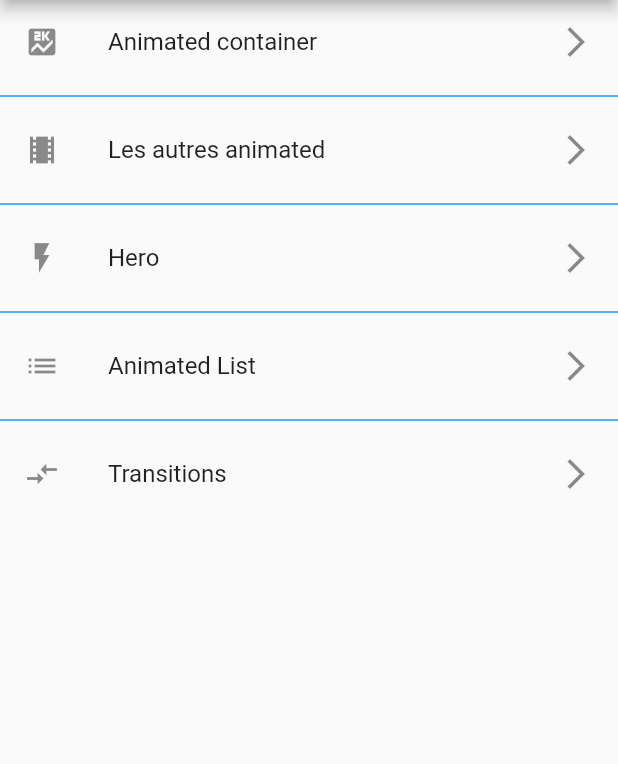
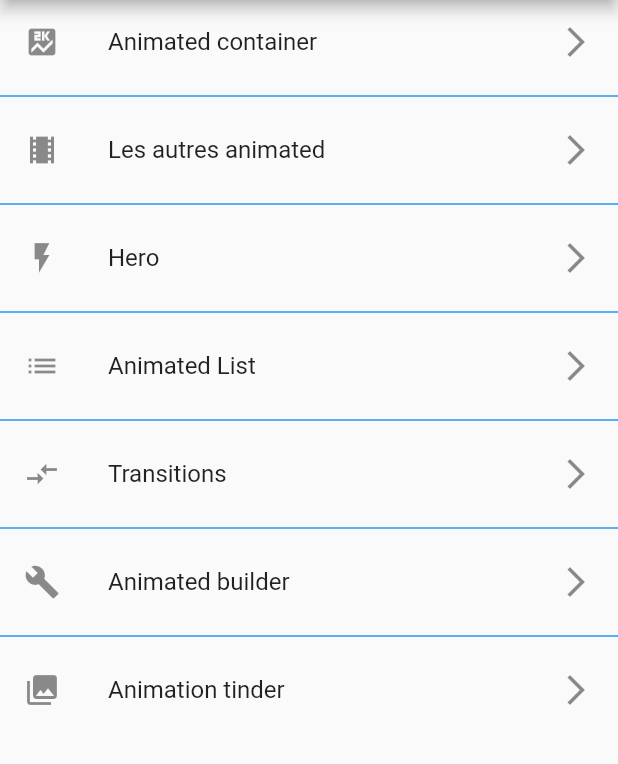
Before and after one commit to ramoRJ96/flutter_animations, a Flutter app: the screen it shows after launch, on a phone screen of 412 x 824 dp, the part 84-848 px from its top. Run offline on Flutter 3.47's test engine with Material 2 defaults, Android fonts, the phone set to English and light mode, and no system bars.

Commit message:
add tinder animation

```diff
--- a/lib/models/data.dart
+++ b/lib/models/data.dart
@@ -22,18 +22,30 @@ class Data {
     GreekCity(
       name: 'Athenes',
       image: greekCity1,
-      description: 'Athènes, capitale actuelle de la Grèce'),
+      description: 'Lorem ipsum dolor sit amet consectetur adipisicing elit. Maxime mollitia,'
+'molestiae quas vel sint commodi repudiandae consequuntur voluptatum laborum'
+'numquam blanditiis harum quisquam eius sed odit fugiat iusto fuga praesentium'
+'optio, eaque rerum! Provident similique accusantium nemo autem. Veritatis'),
     GreekCity(
       name: 'Santorin',
       image: greekCity2,
-      description: 'Santorin, capitale actuelle de la Grèce'),
+      description: 'Lorem ipsum dolor sit amet consectetur adipisicing elit. Maxime mollitia,'
+'molestiae quas vel sint commodi repudiandae consequuntur voluptatum laborum'
+'numquam blanditiis harum quisquam eius sed odit fugiat iusto fuga praesentium'
+'optio, eaque rerum! Provident similique accusantium nemo autem. Veritatis'),
     GreekCity(
       name: 'Meteores',
       image: greekCity3,
-      description: 'Meteores, capitale actuelle de la Grèce'),
+      description: 'Lorem ipsum dolor sit amet consectetur adipisicing elit. Maxime mollitia,'
+'molestiae quas vel sint commodi repudiandae consequuntur voluptatum laborum'
+'numquam blanditiis harum quisquam eius sed odit fugiat iusto fuga praesentium'
+'optio, eaque rerum! Provident similique accusantium nemo autem. Veritatis'),
     GreekCity(
       name: 'Sounion',
       image: greekCity4,
-      description: 'Athènes, capitale actuelle de la Grèce'),
+      description: 'Lorem ipsum dolor sit amet consectetur adipisicing elit. Maxime mollitia,'
+'molestiae quas vel sint commodi repudiandae consequuntur voluptatum laborum'
+'numquam blanditiis harum quisquam eius sed odit fugiat iusto fuga praesentium'
+'optio, eaque rerum! Provident similique accusantium nemo autem. Veritatis'),
   ];
 }
--- a/lib/pages/home_page.dart
+++ b/lib/pages/home_page.dart
@@ -1,6 +1,8 @@
 import 'package:flutter/material.dart';
+import 'package:flutter_animations/animation_demo/animated_builder.dart';
 import 'package:flutter_animations/animation_demo/animated_container.dart';
 import 'package:flutter_animations/animation_demo/animation_list_demo.dart';
+import 'package:flutter_animations/animation_demo/tinder_anim.dart';
 import 'package:flutter_animations/models/data.dart';
 import 'package:flutter_animations/models/material_design.dart';
 import 'package:flutter_animations/models/section.dart';
@@ -31,6 +33,12 @@ class HomePage extends StatelessWidget {
       Section(name: 'Transitions',
       icon: Icons.compare_arrows,
       destination: TransitionList()),
+      Section(name: 'Animated builder',
+      icon: Icons.build,
+      destination: AnimatedBuilderDemo()),
+       Section(name: 'Animation tinder',
+      icon: Icons.photo_library,
+      destination: TinderAnimDemo()),
     ];
 
     return Scaffold(
--- a/lib/pages/other_animated_list.dart
+++ b/lib/pages/other_animated_list.dart
@@ -1,6 +1,7 @@
 import 'package:flutter/material.dart';
 import 'package:flutter_animations/animation_demo/animated_cross_fade.dart';
 import 'package:flutter_animations/animation_demo/animated_opacity.dart';
+import 'package:flutter_animations/animation_demo/animated_physical.dart';
 import 'package:flutter_animations/animation_demo/animated_position.dart';
 import 'package:flutter_animations/animation_demo/animated_size.dart';
 import 'package:flutter_animations/animation_demo/animated_text.dart';
@@ -35,6 +36,9 @@ class OtherAnimatedList extends StatelessWidget {
       Section(name: 'Positionnement',
       icon: Icons.menu,
       destination: AnimatedPositionDemo()),
+      Section(name: 'Physical model',
+      icon: Icons.menu,
+      destination: AnimatedPhysicalDemo()),
     ];
 
     return ListView.separated(
```
Also changed, not shown: lib/animation_demo/animated_builder.dart (added, +58 -0 lines), lib/animation_demo/animated_physical.dart (added, +37 -0 lines), lib/animation_demo/tinder_anim.dart (added, +178 -0 lines).
